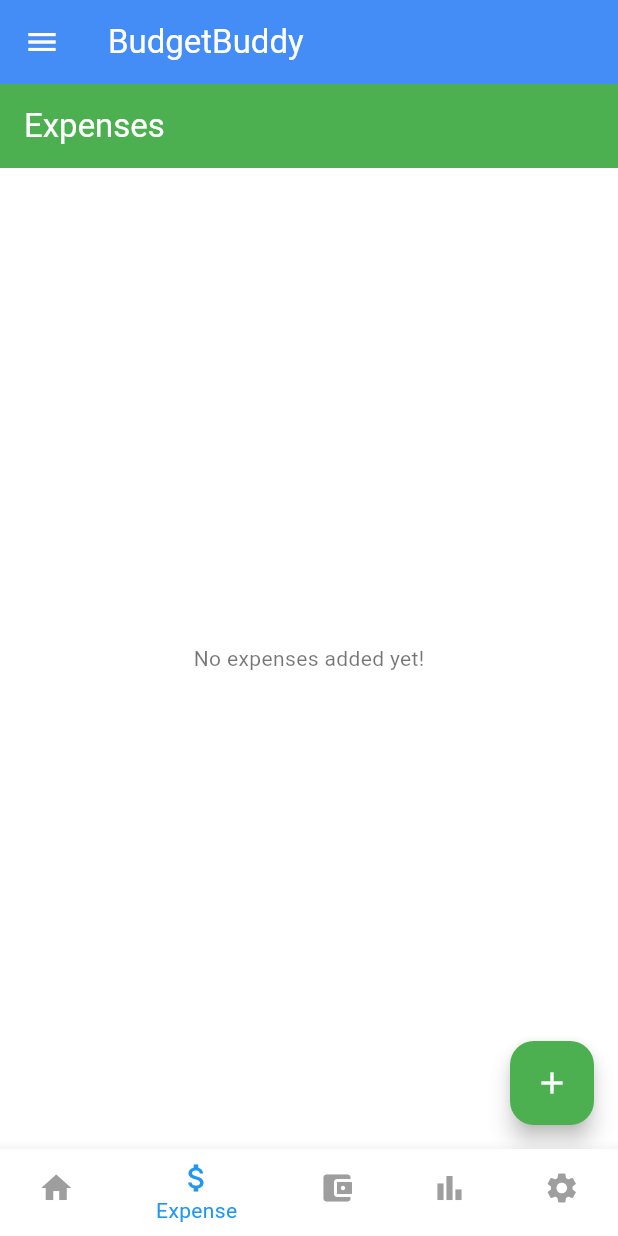
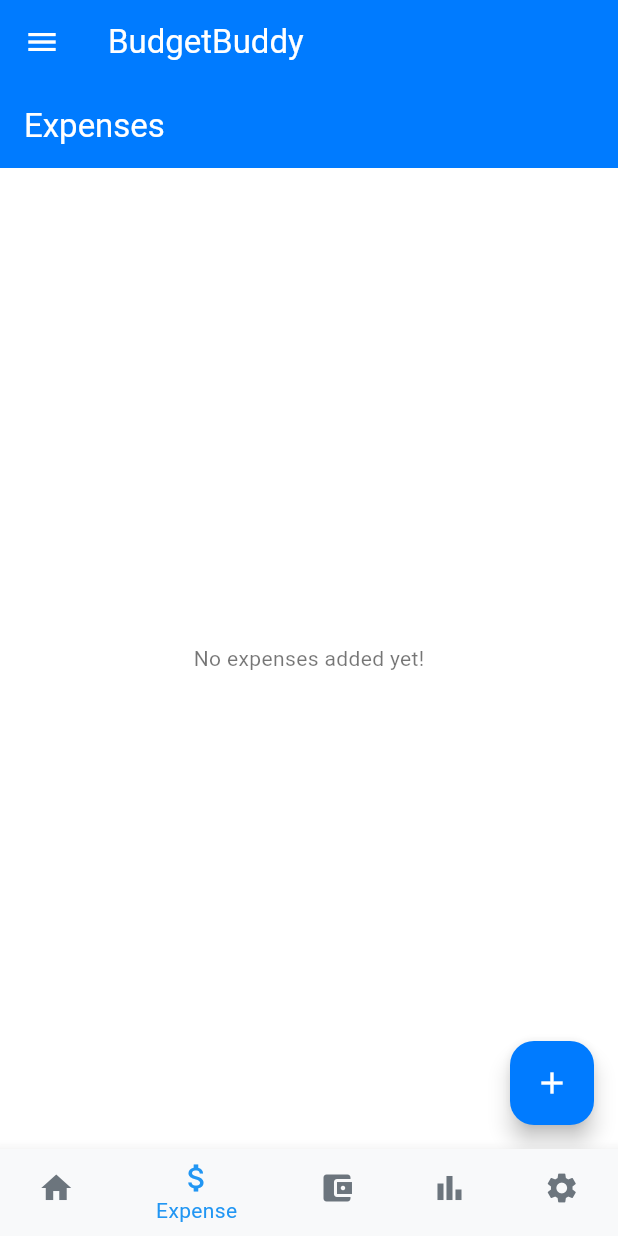
Before and after one commit to Soli1065/BudgetBuddy, a Flutter app: the screen it shows after launch, item 2 of the bottom bar chosen, in the side drawer, after a tap on the "add" icon, on a phone screen of 412 x 824 dp. Run offline on Flutter 3.47's test engine with Material 3 defaults, Android fonts, the phone set to English and light mode, and no system bars; our stand-ins replace dio, flutter_riverpod.

Commit message:
#fix theme and colors light/dark

```diff
--- a/lib/main.dart
+++ b/lib/main.dart
@@ -1,4 +1,4 @@
-import 'package:budget_buddy/src/core/themes/themes.dart';
+import 'package:budget_buddy/src/core/theme/theme.dart';
 import 'package:budget_buddy/src/routes/app_routes.dart';
 import 'package:budget_buddy/src/routes/route_handler.dart';
 import 'package:flutter/material.dart';
--- /dev/null
+++ b/lib/src/core/theme/colors.dart
@@ -0,0 +1,27 @@
+import 'package:flutter/material.dart';
+
+// -----------------------------------------------------
+// Light Theme Colors
+// -----------------------------------------------------
+const Color primaryLightColor = Color(0xFF007BFF); // Blue
+const Color secondaryLightColor = Color(0xFF6C757D); // Gray
+const Color backgroundLightColor = Color(0xFFFFFFFF); // White
+const Color surfaceLightColor = Color(0xFFF8F9FA); // Light Gray
+const Color errorLightColor = Color(0xFFDC3545); // Red
+
+// Optional extras for more UI states in the light theme
+const Color successLightColor = Color(0xFF28A745); // Green
+const Color warningLightColor = Color(0xFFFFC107); // Yellow
+
+// -----------------------------------------------------
+// Dark Theme Colors
+// -----------------------------------------------------
+const Color primaryDarkColor = Color(0xFF0A74DA); // Deeper Blue
+const Color secondaryDarkColor = Color(0xFFADB5BD); // Light Gray
+const Color backgroundDarkColor = Color(0xFF343A40); // Dark Gray
+const Color surfaceDarkColor = Color(0xFF495057); // Medium Gray
+const Color errorDarkColor = Color(0xFFDC3545); // Red
+
+// Optional extras for more UI states in the dark theme
+const Color successDarkColor = Color(0xFF28A745); // Green
+const Color warningDarkColor = Color(0xFFFFC107); // Yellow
--- /dev/null
+++ b/lib/src/core/theme/theme.dart
@@ -0,0 +1,153 @@
+import 'package:flutter/material.dart';
+import 'package:flutter_riverpod/flutter_riverpod.dart';
+
+import 'colors.dart';
+
+final themeProvider = StateNotifierProvider<ThemeProvider, ThemeModeType>(
+      (ref) => ThemeProvider(),
+);
+
+enum ThemeModeType { light, dark }
+
+class ThemeProvider extends StateNotifier<ThemeModeType> {
+  ThemeProvider() : super(ThemeModeType.light);
+
+  void toggleTheme() {
+    state = state == ThemeModeType.light ? ThemeModeType.dark : ThemeModeType.light;
+  }
+
+  void setDefaultTheme(ThemeModeType themeModeType) {
+    state = themeModeType;
+  }
+
+  ThemeData get themeData {
+    switch (state) {
+      case ThemeModeType.light:
+        return ThemeData(
+          brightness: Brightness.light,
+          // Primary color from colors.dart
+          primaryColor: primaryLightColor,
+          scaffoldBackgroundColor: backgroundLightColor,
+
+          // AppBar
+          appBarTheme: AppBarTheme(
+            backgroundColor: primaryLightColor,
+            foregroundColor: Colors.white,
+            elevation: 1,
+          ),
+
+          // Bottom Navigation Bar
+          bottomNavigationBarTheme: BottomNavigationBarThemeData(
+            backgroundColor: backgroundLightColor,
+            selectedItemColor: primaryLightColor,
+            unselectedItemColor: secondaryLightColor,
+          ),
+
+          // Color Scheme for overall theming
+          colorScheme: ColorScheme.light(
+            primary: primaryLightColor,
+            secondary: secondaryLightColor,
+            background: backgroundLightColor,
+            surface: surfaceLightColor,
+            error: errorLightColor,
+            onPrimary: Colors.white,
+            onSecondary: Colors.white,
+            onBackground: Colors.black,
+            onSurface: Colors.black,
+            onError: Colors.white,
+          ),
+
+          // Text Theme
+          textTheme: const TextTheme(
+            headlineLarge: TextStyle(
+              fontSize: 32,
+              fontWeight: FontWeight.bold,
+              color: Colors.black,
+            ),
+            bodyLarge: TextStyle(fontSize: 16, color: Colors.black87),
+            bodyMedium: TextStyle(fontSize: 14, color: Colors.black54),
+          ),
+
+          // FloatingActionButton
+          floatingActionButtonTheme: FloatingActionButtonThemeData(
+            backgroundColor: primaryLightColor,
+          ),
+
+          // TextField / Input Styles
+          inputDecorationTheme: InputDecorationTheme(
+            filled: true,
+            fillColor: surfaceLightColor,
+            border: OutlineInputBorder(
+              borderRadius: BorderRadius.circular(8.0),
+              borderSide: BorderSide.none,
+            ),
+          ),
+        );
+
+      case ThemeModeType.dark:
+        return ThemeData(
+          brightness: Brightness.dark,
+          // Primary color from colors.dart
+          primaryColor: primaryDarkColor,
+          scaffoldBackgroundColor: backgroundDarkColor,
+
+          // AppBar
+          appBarTheme: AppBarTheme(
+            backgroundColor: primaryDarkColor,
+            foregroundColor: Colors.white,
+            elevation: 1,
+          ),
+
+          // Bottom Navigation Bar
+          bottomNavigationBarTheme: BottomNavigationBarThemeData(
+            backgroundColor: backgroundDarkColor,
+            selectedItemColor: primaryDarkColor,
+            unselectedItemColor: secondaryDarkColor,
+          ),
+
+          // Color Scheme for overall theming
+          colorScheme: ColorScheme.dark(
+            primary: primaryDarkColor,
+            secondary: secondaryDarkColor,
+            background: backgroundDarkColor,
+            surface: surfaceDarkColor,
+            error: errorDarkColor,
+            onPrimary: Colors.white,
+            onSecondary: Colors.black,
+            onBackground: Colors.white,
+            onSurface: Colors.white,
+            onError: Colors.black,
+          ),
+
+          // Text Theme
+          textTheme: const TextTheme(
+            headlineLarge: TextStyle(
+              fontSize: 32,
+              fontWeight: FontWeight.bold,
+              color: Colors.white,
+            ),
+            bodyLarge: TextStyle(fontSize: 16, color: Colors.white70),
+            bodyMedium: TextStyle(fontSize: 14, color: Colors.white54),
+          ),
+
+          // FloatingActionButton
+          floatingActionButtonTheme: FloatingActionButtonThemeData(
+            backgroundColor: primaryDarkColor,
+          ),
+
+          // TextField / Input Styles
+          inputDecorationTheme: InputDecorationTheme(
+            filled: true,
+            fillColor: surfaceDarkColor,
+            border: OutlineInputBorder(
+              borderRadius: BorderRadius.circular(8.0),
+              borderSide: BorderSide.none,
+            ),
+          ),
+        );
+
+      default:
+        return ThemeData.light();
+    }
+  }
+}
--- a/lib/src/core/themes/colors.dart
+++ /dev/null
@@ -1,15 +0,0 @@
-import 'package:flutter/material.dart';
-
-// Light Theme Colors
-const Color primaryLightColor = Color(0xFF007BFF); // Blue
-const Color secondaryLightColor = Color(0xFF6C757D); // Gray
-const Color backgroundLightColor = Color(0xFFFFFFFF); // White
-const Color surfaceLightColor = Color(0xFFF8F9FA); // Light Gray
-const Color errorLightColor = Color(0xFFDC3545); // Red
-
-// Dark Theme Colors
-const Color primaryDarkColor = Color(0xFF007BFF); // Blue
-const Color secondaryDarkColor = Color(0xFFADB5BD); // Light Gray
-const Color backgroundDarkColor = Color(0xFF343A40); // Dark Gray
-const Color surfaceDarkColor = Color(0xFF495057); // Gray
-const Color errorDarkColor = Color(0xFFDC3545); // Red
--- a/lib/src/core/themes/themes.dart
+++ /dev/null
@@ -1,113 +0,0 @@
-import 'package:flutter/material.dart';
-import 'package:flutter_riverpod/flutter_riverpod.dart';
-
-final themeProvider = StateNotifierProvider<ThemeProvider, ThemeModeType>(
-      (ref) => ThemeProvider(),
-);
-
-enum ThemeModeType { light, dark }
-
-class ThemeProvider extends StateNotifier<ThemeModeType> {
-  ThemeProvider() : super(ThemeModeType.light);
-
-  void toggleTheme() {
-    state = state == ThemeModeType.light ? ThemeModeType.dark : ThemeModeType.light;
-  }
-
-  void setDefaultTheme(ThemeModeType themeModeType) {
-    state = themeModeType;
-  }
-
-  ThemeData get themeData {
-    switch (state) {
-      case ThemeModeType.light:
-        return ThemeData(
-          brightness: Brightness.light,
-          primaryColor: Colors.green, // Represents finances and growth
-          scaffoldBackgroundColor: Colors.white,
-          appBarTheme: const AppBarTheme(
-            backgroundColor: Colors.blueAccent, // Stability and trust
-            foregroundColor: Colors.white,
-            elevation: 1,
-          ),
-          bottomNavigationBarTheme: const BottomNavigationBarThemeData(
-            backgroundColor: Colors.white, // Background color for BottomNavBar
-            selectedItemColor: Colors.green, // Active icon and label color
-            unselectedItemColor: Colors.grey, // Inactive icon and label color
-          ),
-          colorScheme: const ColorScheme.light(
-            primary: Colors.green,
-            secondary: Colors.blueAccent,
-            surface: Colors.white,
-            error: Colors.redAccent,
-            onPrimary: Colors.white,
-            onSecondary: Colors.white,
-            onSurface: Colors.black,
-            onError: Colors.white,
-          ),
-          textTheme: const TextTheme(
-            headlineLarge: TextStyle(fontSize: 32, fontWeight: FontWeight.bold, color: Colors.black),
-            bodyLarge: TextStyle(fontSize: 16, color: Colors.black87),
-            bodyMedium: TextStyle(fontSize: 14, color: Colors.black54),
-          ),
-          floatingActionButtonTheme: const FloatingActionButtonThemeData(
-            backgroundColor: Colors.green, // Consistent with primary color
-          ),
-          inputDecorationTheme: InputDecorationTheme(
-            filled: true,
-            fillColor: Colors.grey[100],
-            border: OutlineInputBorder(
-              borderRadius: BorderRadius.circular(8.0),
-              borderSide: BorderSide.none,
-            ),
-          ),
-        );
-
-      case ThemeModeType.dark:
-        return ThemeData(
-          brightness: Brightness.dark,
-          primaryColor: Colors.greenAccent, // Softer green for dark mode
-          scaffoldBackgroundColor: Colors.black,
-          appBarTheme: AppBarTheme(
-            backgroundColor: Colors.blueGrey[900], // A darker blue-grey for stability
-            foregroundColor: Colors.white,
-            elevation: 1,
-          ),
-          bottomNavigationBarTheme: BottomNavigationBarThemeData(
-            backgroundColor: Colors.grey[900], // Background color for BottomNavBar
-            selectedItemColor: Colors.tealAccent, // Active icon and label color
-            unselectedItemColor: Colors.grey, // Inactive icon and label color
-          ),
-          colorScheme: ColorScheme.dark(
-            primary: Colors.greenAccent,
-            secondary: Colors.tealAccent,
-            surface: Colors.grey[800]!,
-            error: Colors.redAccent,
-            onPrimary: Colors.black,
-            onSecondary: Colors.black,
-            onSurface: Colors.white,
-            onError: Colors.black,
-          ),
-          textTheme: const TextTheme(
-            headlineLarge: TextStyle(fontSize: 32, fontWeight: FontWeight.bold, color: Colors.white),
-            bodyLarge: TextStyle(fontSize: 16, color: Colors.white70),
-            bodyMedium: TextStyle(fontSize: 14, color: Colors.white54),
-          ),
-          floatingActionButtonTheme: const FloatingActionButtonThemeData(
-            backgroundColor: Colors.tealAccent, // Secondary color for contrast
-          ),
-          inputDecorationTheme: InputDecorationTheme(
-            filled: true,
-            fillColor: Colors.grey[900],
-            border: OutlineInputBorder(
-              borderRadius: BorderRadius.circular(8.0),
-              borderSide: BorderSide.none,
-            ),
-          ),
-        );
-
-      default:
-        return ThemeData.light();
-    }
-  }
-}
--- a/lib/src/features/settings/presentation/settings_provider.dart
+++ b/lib/src/features/settings/presentation/settings_provider.dart
@@ -1,6 +1,6 @@
 
 
-import 'package:budget_buddy/src/core/themes/themes.dart';
+import 'package:budget_buddy/src/core/theme/theme.dart';
 import 'package:flutter_riverpod/flutter_riverpod.dart';
 import 'settings_state.dart';
 
```
